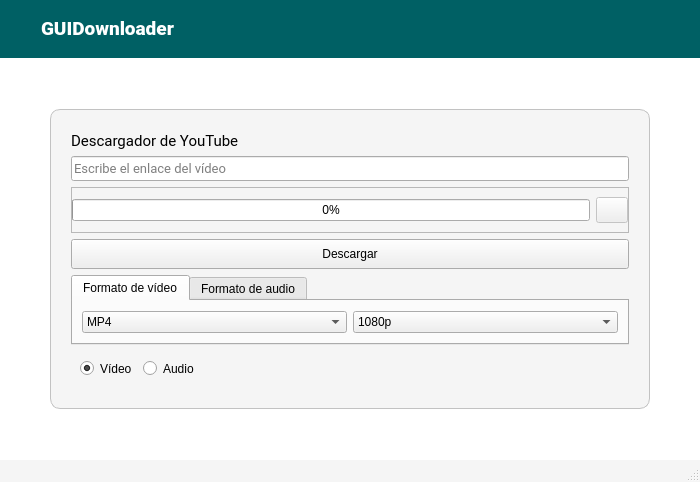
This is app/ui/MainWindow.ui in caicesardev/GUIDownloader as Qt 5 draws it before an edit. The edited form follows.
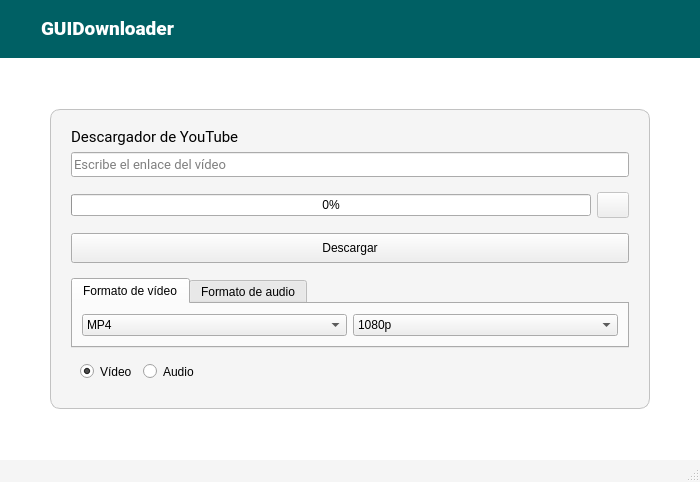
This is the edited form. Icons and pictures are not drawn.

Commit message: Updated ui for fusion theme

What changed in the file:
```diff
--- a/app/ui/MainWindow.ui
+++ b/app/ui/MainWindow.ui
@@ -391,12 +391,6 @@
                  <height>64</height>
                 </size>
                </property>
-               <property name="frameShape">
-                <enum>QFrame::StyledPanel</enum>
-               </property>
-               <property name="frameShadow">
-                <enum>QFrame::Raised</enum>
-               </property>
                <layout class="QHBoxLayout" name="horizontalLayout_5">
                 <property name="leftMargin">
                  <number>0</number>
@@ -467,6 +461,22 @@
                </property>
               </widget>
              </item>
+             <item>
+              <spacer name="verticalSpacer_3">
+               <property name="orientation">
+                <enum>Qt::Vertical</enum>
+               </property>
+               <property name="sizeType">
+                <enum>QSizePolicy::Fixed</enum>
+               </property>
+               <property name="sizeHint" stdset="0">
+                <size>
+                 <width>20</width>
+                 <height>9</height>
+                </size>
+               </property>
+              </spacer>
+             </item>
              <item>
               <widget class="QTabWidget" name="tab_widget">
                <property name="maximumSize">
```
The commit also changes 2 other files.
